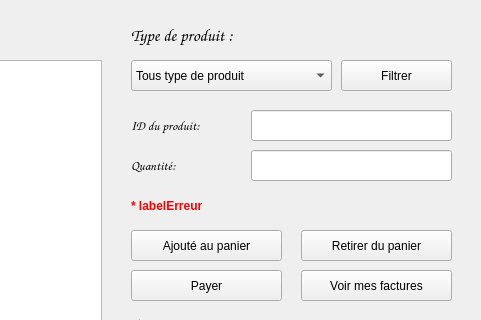
SCP-8530/Magasin-Cartage, file INTERFACEGRAPHIQUE/UI/MainPage.ui: the form before one commit; both pictures show x 319 to 800 and y 0 to 320 of the 800 by 589 pixel window.
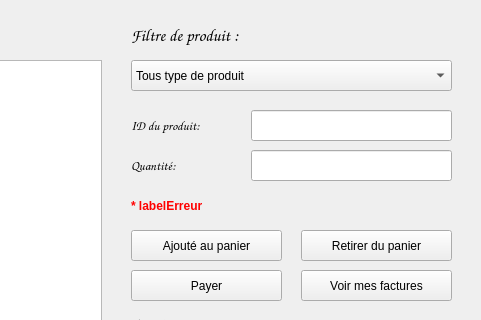
The form after the commit.

What changed in the file:
```diff
--- a/INTERFACEGRAPHIQUE/UI/MainPage.ui
+++ b/INTERFACEGRAPHIQUE/UI/MainPage.ui
@@ -221,7 +221,7 @@
      </font>
     </property>
     <property name="text">
-     <string>Type de produit :</string>
+     <string>Filtre de produit :</string>
     </property>
    </widget>
    <widget class="QComboBox" name="comboBoxFiltre">
@@ -229,7 +229,7 @@
      <rect>
       <x>450</x>
       <y>60</y>
-      <width>201</width>
+      <width>321</width>
       <height>31</height>
      </rect>
     </property>
@@ -254,19 +254,6 @@
      </property>
     </item>
    </widget>
-   <widget class="QPushButton" name="buttonFiltre">
-    <property name="geometry">
-     <rect>
-      <x>660</x>
-      <y>60</y>
-      <width>111</width>
-      <height>31</height>
-     </rect>
-    </property>
-    <property name="text">
-     <string>Filtrer</string>
-    </property>
-   </widget>
    <zorder>labelQuantite</zorder>
    <zorder>textBrowserInventaire</zorder>
    <zorder>labelTitre</zorder>
```
Left out of the diff: 1 changed line with no effect on the pictures.
